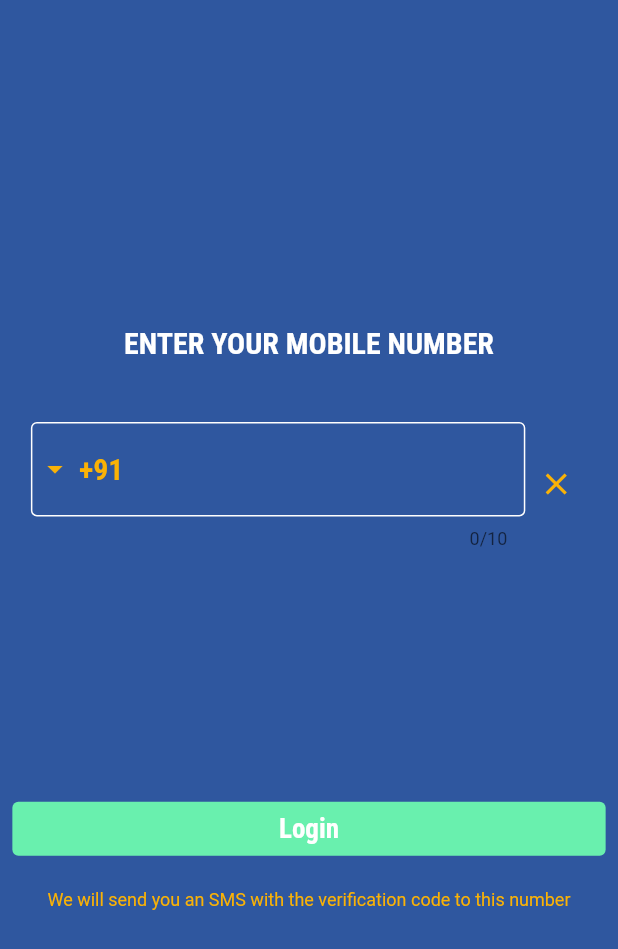
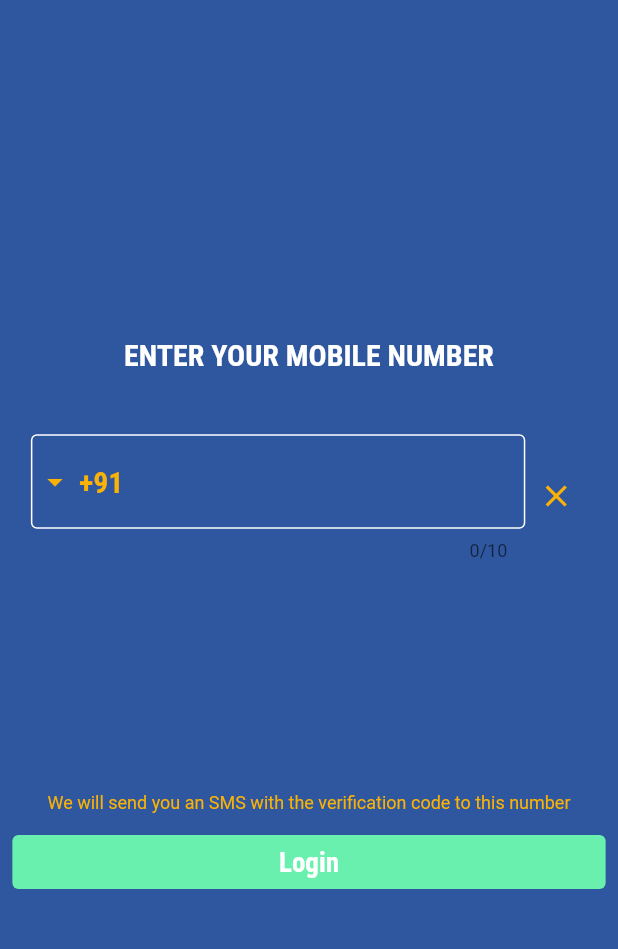
Before and after one commit to mizzb/DPMA, a Flutter app: the screen it shows after launch, on a phone screen of 412 x 824 dp. Shown: the top 949 px of the screen. Run offline on Flutter 3.47's test engine with Material 2 defaults, Android fonts, the phone set to English and light mode, and no system bars; drawn by our look-alikes of intl_phone_field; our stand-ins replace cached_network_image, carousel_slider, connectivity_plus, dio, firebase_auth, firebase_core and 9 more; accounts and stored records are empty; generated files the repository leaves out were written again.

```diff
--- a/lib/view/login_screen.dart
+++ b/lib/view/login_screen.dart
@@ -137,7 +137,7 @@ class _LoginScreenState extends State<LoginScreen> {
             mainAxisAlignment: MainAxisAlignment.center,
             crossAxisAlignment: CrossAxisAlignment.start,
             children: [
-              SizedBox(
+              Container(
                 height: 25.h,
                 width: 80.w,
                 child: IntlPhoneField(
@@ -204,7 +204,22 @@ class _LoginScreenState extends State<LoginScreen> {
             ],
           ),
         ),
-        SizedBox(height: 5.h),
+        SizedBox(height: 4.h),
+        FadeAnimation(
+          delay: 600,
+          child: Center(
+            child: Text(
+              _constants.smsSendText,
+              maxLines: 2,
+              style: GoogleFonts.roboto(
+                  textStyle: const TextStyle(
+                    color: _constants.colorAccent,
+                    fontSize: 12,
+                  )),
+            ),
+          ),
+        ),
+        SizedBox(height: 1.h,),
         FadeAnimation(
           delay: 600,
           child: AuthButton(
@@ -218,21 +233,7 @@ class _LoginScreenState extends State<LoginScreen> {
                 }
               }),
         ),
-        SizedBox(height: 2.h),
-        FadeAnimation(
-          delay: 600,
-          child: Center(
-            child: Text(
-              _constants.smsSendText,
-              maxLines: 2,
-              style: GoogleFonts.roboto(
-                  textStyle: const TextStyle(
-                color: _constants.colorAccent,
-                fontSize: 12,
-              )),
-            ),
-          ),
-        ),
+
       ],
     );
   }
--- a/pubspec.yaml
+++ b/pubspec.yaml
@@ -50,6 +50,7 @@ dev_dependencies:
 
   flutter_lints: ^1.0.0
 
+
 flutter:
   uses-material-design: true
 
```
Also changed, not shown: assets/milvik_logo.png (added), pubspec.lock, 22 other files.
